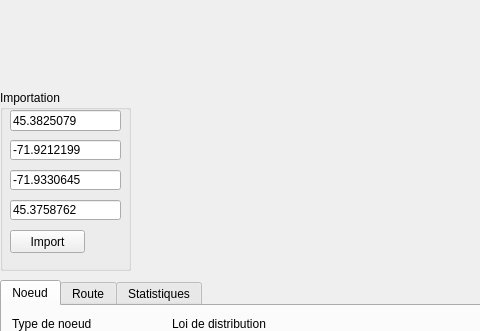
This is Core/window.ui in RossimulatorUS/Core as Qt 5 draws it before an edit; both pictures show x 0 to 480 and y 250 to 581 of the 1303 by 675 pixel window. The edited form follows.
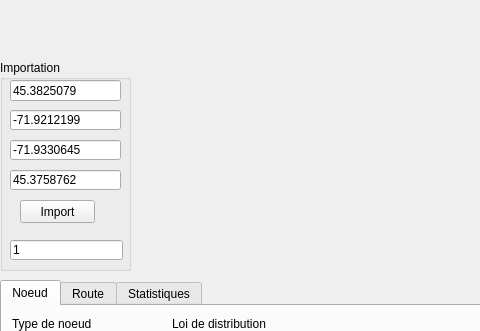
This is the edited form. Custom widgets are drawn as their Qt base class.

Commit message:
Scale option
Longitude and latitudes are multiplied by this coefficient

Patch:
```diff
--- a/Core/window.ui
+++ b/Core/window.ui
@@ -343,9 +343,9 @@
    <property name="geometry">
     <rect>
      <x>0</x>
-     <y>340</y>
+     <y>310</y>
      <width>131</width>
-     <height>181</height>
+     <height>211</height>
     </rect>
    </property>
    <property name="title">
@@ -406,7 +406,7 @@
    <widget class="QPushButton" name="pushButton">
     <property name="geometry">
      <rect>
-      <x>10</x>
+      <x>20</x>
       <y>140</y>
       <width>75</width>
       <height>23</height>
@@ -416,6 +416,19 @@
      <string>Import</string>
     </property>
    </widget>
+   <widget class="QLineEdit" name="m_scale">
+    <property name="geometry">
+     <rect>
+      <x>10</x>
+      <y>180</y>
+      <width>113</width>
+      <height>20</height>
+     </rect>
+    </property>
+    <property name="text">
+     <string>1</string>
+    </property>
+   </widget>
   </widget>
   <widget class="QTreeWidget" name="m_treeWidget">
    <property name="geometry">
```
The commit also changes 1 other file.
